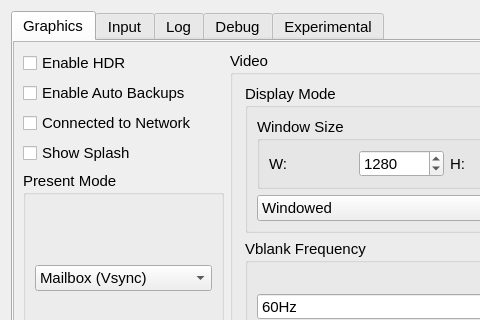
Above: src/qt_gui/game_specific_dialog.ui from diegolix29/shadPS4 before the change; both pictures show x 0 to 480 and y 0 to 320 of the 1118 by 750 pixel window. Below: the same form after it.
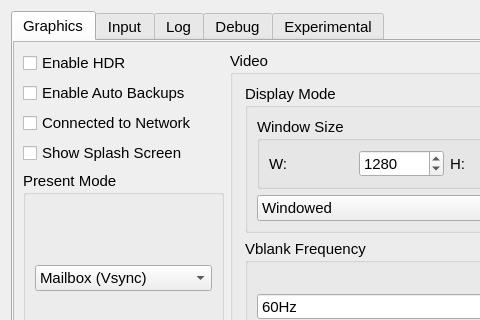
That is the form after the change. Icons and pictures are not drawn.

Diff of the .ui file:
```diff
--- a/src/qt_gui/game_specific_dialog.ui
+++ b/src/qt_gui/game_specific_dialog.ui
@@ -121,7 +121,7 @@
           <item>
            <widget class="QCheckBox" name="showSplashCheckBox">
             <property name="text">
-             <string>Show Splash</string>
+             <string>Show Splash Screen</string>
             </property>
            </widget>
           </item>
```
